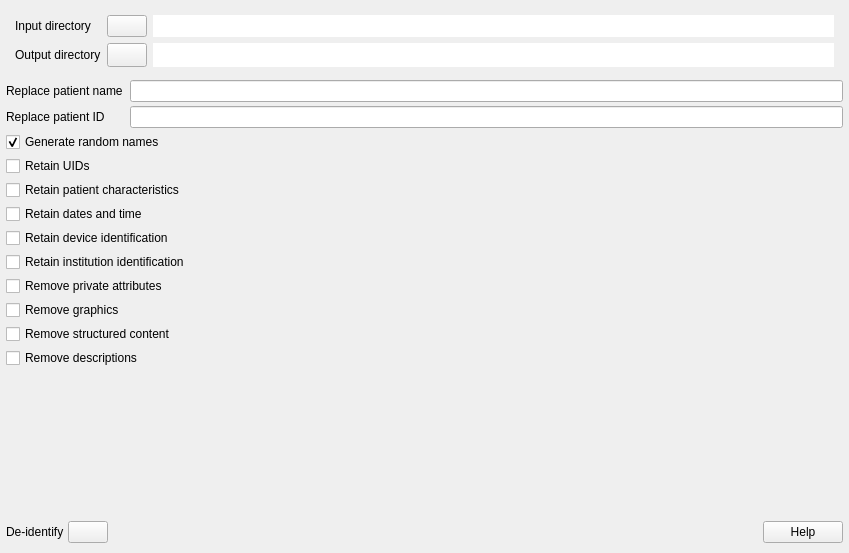
First picture: the form in browser/anonymazerwidget2.ui, repository AlizaMedicalImaging/AlizaMS, before the edit.
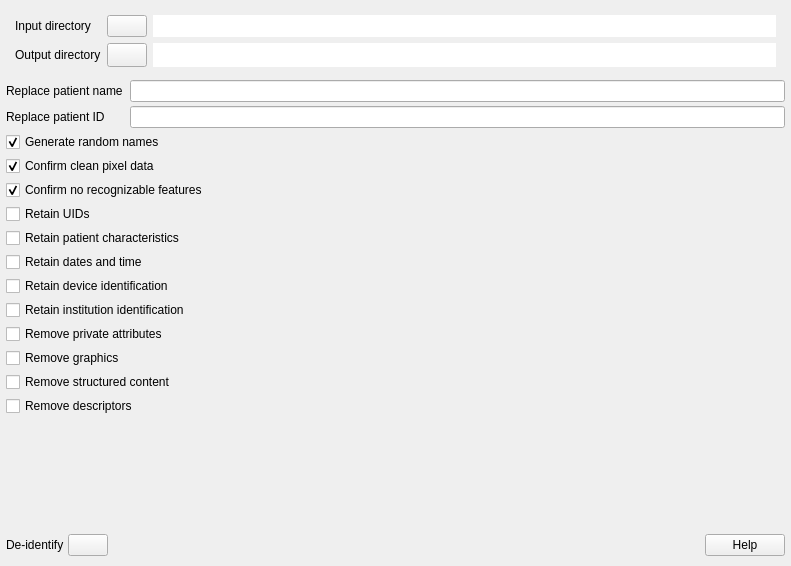
Second picture: the form after the edit. Icons and pictures are not drawn.

Commit message: updated de-identify

```diff
--- a/browser/anonymazerwidget2.ui
+++ b/browser/anonymazerwidget2.ui
@@ -9,8 +9,8 @@
    <rect>
     <x>0</x>
     <y>0</y>
-    <width>849</width>
-    <height>553</height>
+    <width>791</width>
+    <height>566</height>
    </rect>
   </property>
   <property name="acceptDrops">
@@ -240,6 +240,33 @@
     </widget>
    </item>
    <item>
+    <widget class="QScrollArea" name="scrollArea">
+     <property name="frameShape">
+      <enum>QFrame::NoFrame</enum>
+     </property>
+     <property name="frameShadow">
+      <enum>QFrame::Plain</enum>
+     </property>
+     <property name="widgetResizable">
+      <bool>true</bool>
+     </property>
+     <widget class="QWidget" name="scrollAreaWidgetContents">
+      <property name="geometry">
+       <rect>
+        <x>0</x>
+        <y>0</y>
+        <width>779</width>
+        <height>372</height>
+       </rect>
+      </property>
+      <layout class="QVBoxLayout" name="verticalLayout_2">
+       <property name="spacing">
+        <number>4</number>
+       </property>
+       <property name="margin">
+        <number>0</number>
+       </property>
+       <item>
     <widget class="QCheckBox" name="random_checkBox">
      <property name="sizePolicy">
       <sizepolicy hsizetype="Preferred" vsizetype="Preferred">
@@ -258,6 +285,44 @@
      </property>
     </widget>
    </item>
+       <item>
+        <widget class="QCheckBox" name="confirm1_checkBox">
+         <property name="sizePolicy">
+          <sizepolicy hsizetype="Preferred" vsizetype="Preferred">
+           <horstretch>0</horstretch>
+           <verstretch>0</verstretch>
+          </sizepolicy>
+         </property>
+         <property name="toolTip">
+          <string>&lt;html&gt;&lt;head/&gt;&lt;body&gt;&lt;p&gt;&lt;span style=&quot; font-style:italic;&quot;&gt;Clean Pixel Data Option&lt;/span&gt; if confirmed.&lt;/p&gt;&lt;/body&gt;&lt;/html&gt;</string>
+         </property>
+         <property name="text">
+          <string>Confirm clean pixel data</string>
+         </property>
+         <property name="checked">
+          <bool>true</bool>
+         </property>
+        </widget>
+       </item>
+       <item>
+        <widget class="QCheckBox" name="confirm2_checkBox">
+         <property name="sizePolicy">
+          <sizepolicy hsizetype="Preferred" vsizetype="Preferred">
+           <horstretch>0</horstretch>
+           <verstretch>0</verstretch>
+          </sizepolicy>
+         </property>
+         <property name="toolTip">
+          <string>&lt;html&gt;&lt;head/&gt;&lt;body&gt;&lt;p&gt;&lt;span style=&quot; font-style:italic;&quot;&gt;Clean Recognizable Visual Features Option&lt;/span&gt; if confirmed.&lt;/p&gt;&lt;/body&gt;&lt;/html&gt;</string>
+         </property>
+         <property name="text">
+          <string>Confirm no recognizable features</string>
+         </property>
+         <property name="checked">
+          <bool>true</bool>
+         </property>
+        </widget>
+       </item>
    <item>
     <widget class="QCheckBox" name="uids_checkBox">
      <property name="sizePolicy">
@@ -428,11 +493,28 @@
       <string>&lt;html&gt;&lt;head/&gt;&lt;body&gt;&lt;p&gt;Series and study descriptions, ROI names and many other attributes.&lt;/p&gt;&lt;p&gt;May leak private information.&lt;/p&gt;&lt;/body&gt;&lt;/html&gt;</string>
      </property>
      <property name="text">
-      <string>Remove descriptions</string>
+          <string>Remove descriptors</string>
      </property>
      <property name="autoExclusive">
       <bool>false</bool>
      </property>
+        </widget>
+       </item>
+       <item>
+        <spacer name="verticalSpacer">
+         <property name="orientation">
+          <enum>Qt::Vertical</enum>
+         </property>
+         <property name="sizeHint" stdset="0">
+          <size>
+           <width>20</width>
+           <height>40</height>
+          </size>
+         </property>
+        </spacer>
+       </item>
+      </layout>
+     </widget>
     </widget>
    </item>
    <item>
```
Left out of the diff: 21 changed lines with no effect on the pictures. Lines whose indentation alone changed are shown as unchanged. The commit also changes 1 other file.
